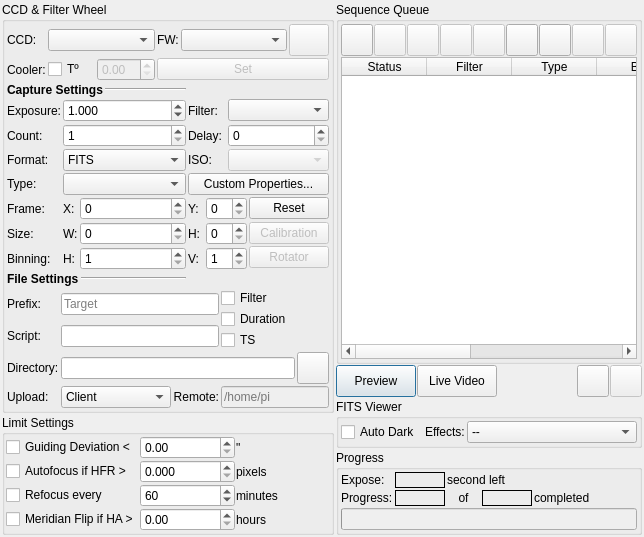
KDE/kstars, file kstars/ekos/capture/capture.ui: the form before one commit.
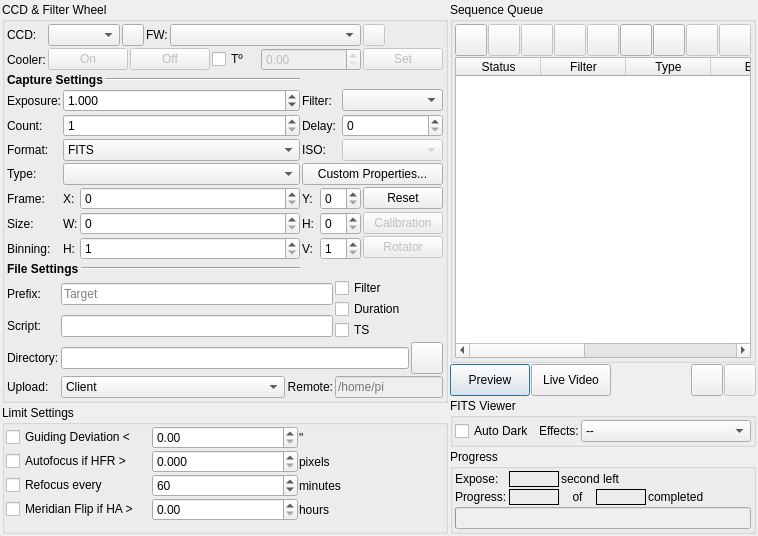
The form after the commit. Icons and pictures are not drawn. Custom widgets are drawn as their Qt base class.

Commit message: Preliminary support for controlling cooler in capture module

```diff
--- a/kstars/ekos/capture/capture.ui
+++ b/kstars/ekos/capture/capture.ui
@@ -72,16 +72,16 @@
           <property name="spacing">
            <number>2</number>
           </property>
-          <item row="0" column="0">
-           <widget class="QLabel" name="textLabel1_6">
+          <item row="1" column="5">
+           <widget class="QPushButton" name="setTemperatureB">
+            <property name="enabled">
+             <bool>false</bool>
+            </property>
             <property name="toolTip">
-             <string/>
-            </property>
-            <property name="whatsThis">
-             <string/>
+             <string>Set CCD temperature</string>
             </property>
             <property name="text">
-             <string>CCD:</string>
+             <string>Set</string>
             </property>
            </widget>
           </item>
@@ -89,6 +89,37 @@
            <widget class="QComboBox" name="CCDCaptureCombo"/>
           </item>
           <item row="0" column="2">
+           <widget class="QPushButton" name="clearCameraConfigB">
+            <property name="minimumSize">
+             <size>
+              <width>22</width>
+              <height>22</height>
+             </size>
+            </property>
+            <property name="maximumSize">
+             <size>
+              <width>22</width>
+              <height>22</height>
+             </size>
+            </property>
+            <property name="toolTip">
+             <string>Clear all camera configuration</string>
+            </property>
+            <property name="text">
+             <string/>
+            </property>
+            <property name="icon">
+             <iconset theme="delete"/>
+            </property>
+            <property name="iconSize">
+             <size>
+              <width>22</width>
+              <height>22</height>
+             </size>
+            </property>
+           </widget>
+          </item>
+          <item row="0" column="3">
            <widget class="QLabel" name="textLabel1_5_3">
             <property name="toolTip">
              <string>Filter Wheel</string>
@@ -101,11 +132,67 @@
             </property>
            </widget>
           </item>
-          <item row="1" column="1">
-           <layout class="QHBoxLayout" name="horizontalLayout_11">
+          <item row="0" column="4">
+           <widget class="QComboBox" name="FilterDevicesCombo">
+            <property name="sizePolicy">
+             <sizepolicy hsizetype="MinimumExpanding" vsizetype="Fixed">
+              <horstretch>0</horstretch>
+              <verstretch>0</verstretch>
+             </sizepolicy>
+            </property>
+           </widget>
+          </item>
+          <item row="1" column="0">
+           <widget class="QLabel" name="label">
+            <property name="text">
+             <string>Cooler:</string>
+            </property>
+           </widget>
+          </item>
+          <item row="1" column="1" colspan="4">
+           <layout class="QHBoxLayout" name="coolerLayout">
             <property name="spacing">
              <number>2</number>
             </property>
+            <item>
+             <widget class="QPushButton" name="coolerOnB">
+              <property name="enabled">
+               <bool>false</bool>
+              </property>
+              <property name="toolTip">
+               <string>Turn cooler on</string>
+              </property>
+              <property name="styleSheet">
+               <string notr="true">QPushButton:checked
+{
+background-color: maroon;
+border: 1px outset;
+font-weight:bold;
+}</string>
+              </property>
+              <property name="text">
+               <string>On</string>
+              </property>
+             </widget>
+            </item>
+            <item>
+             <widget class="QPushButton" name="coolerOffB">
+              <property name="enabled">
+               <bool>false</bool>
+              </property>
+              <property name="styleSheet">
+               <string notr="true">QPushButton:checked
+{
+background-color: maroon;
+border: 1px outset;
+font-weight:bold;
+}</string>
+              </property>
+              <property name="text">
+               <string>Off</string>
+              </property>
+             </widget>
+            </item>
             <item>
              <widget class="QCheckBox" name="temperatureCheck">
               <property name="toolTip">
@@ -153,32 +240,34 @@
             </item>
            </layout>
           </item>
-          <item row="0" column="3">
-           <widget class="QComboBox" name="FilterDevicesCombo">
-            <property name="sizePolicy">
-             <sizepolicy hsizetype="MinimumExpanding" vsizetype="Fixed">
-              <horstretch>0</horstretch>
-              <verstretch>0</verstretch>
-             </sizepolicy>
+          <item row="0" column="0">
+           <widget class="QLabel" name="textLabel1_6">
+            <property name="toolTip">
+             <string/>
             </property>
-           </widget>
-          </item>
-          <item row="1" column="0">
-           <widget class="QLabel" name="label">
+            <property name="whatsThis">
+             <string/>
+            </property>
             <property name="text">
-             <string>Cooler:</string>
+             <string>CCD:</string>
             </property>
            </widget>
           </item>
-          <item row="0" column="4">
+          <item row="0" column="5">
            <widget class="QPushButton" name="filterManagerB">
             <property name="enabled">
              <bool>false</bool>
             </property>
             <property name="minimumSize">
              <size>
-              <width>32</width>
-              <height>32</height>
+              <width>22</width>
+              <height>22</height>
+             </size>
+            </property>
+            <property name="maximumSize">
+             <size>
+              <width>22</width>
+              <height>22</height>
              </size>
             </property>
             <property name="toolTip">
@@ -190,18 +279,11 @@
             <property name="text">
              <string/>
             </property>
-           </widget>
-          </item>
-          <item row="1" column="2" colspan="3">
-           <widget class="QPushButton" name="setTemperatureB">
-            <property name="enabled">
-             <bool>false</bool>
-            </property>
-            <property name="toolTip">
-             <string>Set CCD temperature</string>
-            </property>
-            <property name="text">
-             <string>Set</string>
+            <property name="iconSize">
+             <size>
+              <width>22</width>
+              <height>22</height>
+             </size>
             </property>
            </widget>
           </item>
```
The commit also changes 3 other files.
